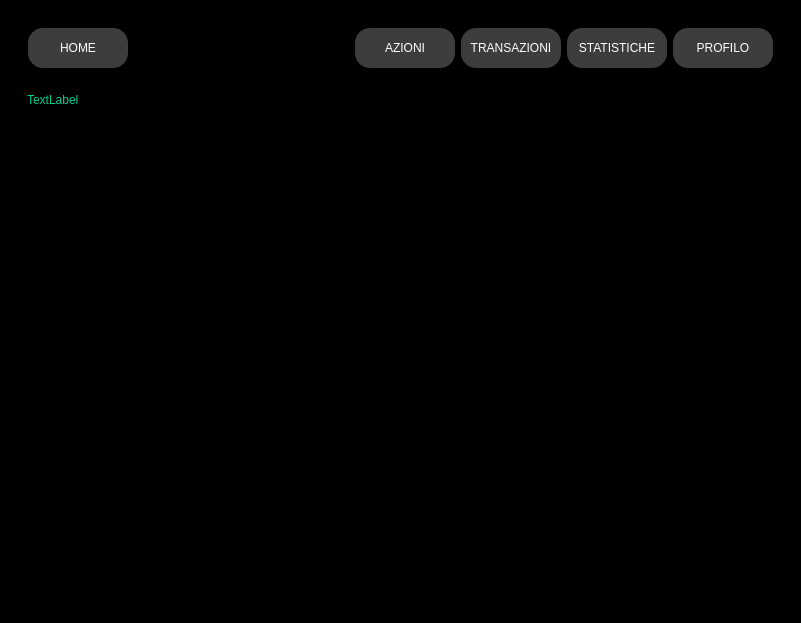
Above: GUI/interfacciaUtente.ui from Daniel-Diocis/Software-Food-Supply-Chain before the change. Below: the same form after it.
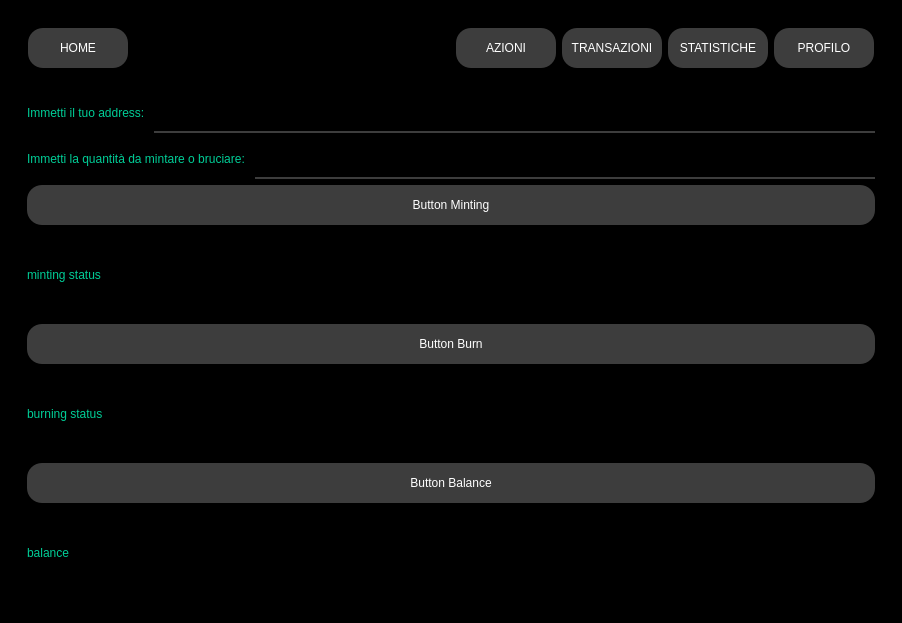
That is the form after the change. The open tabs and pages were chosen to show the change. Icons and pictures are not drawn.

Commit message: mint+burn sul main principale

```diff
--- a/GUI/interfacciaUtente.ui
+++ b/GUI/interfacciaUtente.ui
@@ -6,7 +6,7 @@
    <rect>
     <x>0</x>
     <y>0</y>
-    <width>801</width>
+    <width>902</width>
     <height>623</height>
    </rect>
   </property>
@@ -1886,24 +1886,106 @@
           <widget class="QWidget" name="page_azioni">
            <layout class="QVBoxLayout" name="verticalLayout_3">
             <item>
-             <widget class="QLabel" name="label_31">
+             <layout class="QHBoxLayout" name="horizontalLayout_34">
+              <item>
+               <widget class="QLabel" name="label_27">
+                <property name="text">
+                 <string>Immetti il tuo address: </string>
+                </property>
+               </widget>
+              </item>
+              <item>
+               <widget class="QLineEdit" name="addressInput">
+                <property name="minimumSize">
+                 <size>
+                  <width>100</width>
+                  <height>40</height>
+                 </size>
+                </property>
+               </widget>
+              </item>
+             </layout>
+            </item>
+            <item>
+             <layout class="QHBoxLayout" name="horizontalLayout_54">
+              <item>
+               <widget class="QLabel" name="label_31">
+                <property name="text">
+                 <string>Immetti la quantità da mintare o bruciare: </string>
+                </property>
+               </widget>
+              </item>
+              <item>
+               <widget class="QLineEdit" name="amountInput">
+                <property name="minimumSize">
+                 <size>
+                  <width>100</width>
+                  <height>40</height>
+                 </size>
+                </property>
+               </widget>
+              </item>
+             </layout>
+            </item>
+            <item>
+             <widget class="QPushButton" name="mintButton">
+              <property name="minimumSize">
+               <size>
+                <width>100</width>
+                <height>40</height>
+               </size>
+              </property>
               <property name="text">
-               <string>TextLabel</string>
+               <string>Button Minting</string>
               </property>
              </widget>
             </item>
             <item>
-             <spacer name="verticalSpacer_4">
-              <property name="orientation">
-               <enum>Qt::Vertical</enum>
+             <widget class="QLabel" name="mintingLabel">
+              <property name="text">
+               <string>minting status</string>
               </property>
-              <property name="sizeHint" stdset="0">
+             </widget>
+            </item>
+            <item>
+             <widget class="QPushButton" name="burnButton">
+              <property name="minimumSize">
                <size>
-                <width>20</width>
-                <height>441</height>
+                <width>100</width>
+                <height>40</height>
                </size>
               </property>
-             </spacer>
+              <property name="text">
+               <string>Button Burn</string>
+              </property>
+             </widget>
+            </item>
+            <item>
+             <widget class="QLabel" name="burningLabel">
+              <property name="text">
+               <string>burning status</string>
+              </property>
+             </widget>
+            </item>
+            <item>
+             <widget class="QPushButton" name="checkBalanceButton">
+              <property name="minimumSize">
+               <size>
+                <width>100</width>
+                <height>40</height>
+               </size>
+              </property>
+              <property name="text">
+               <string>Button Balance</string>
+              </property>
+             </widget>
+            </item>
+            <item>
+             <widget class="QLabel" name="balanceLabel">
+              <property name="text">
+               <string>balance</string>
+              </property>
+             </widget>
             </item>
            </layout>
           </widget>
```
Left out of the diff: 4 changed lines with no effect on the pictures. The commit also changes 10 other files.
